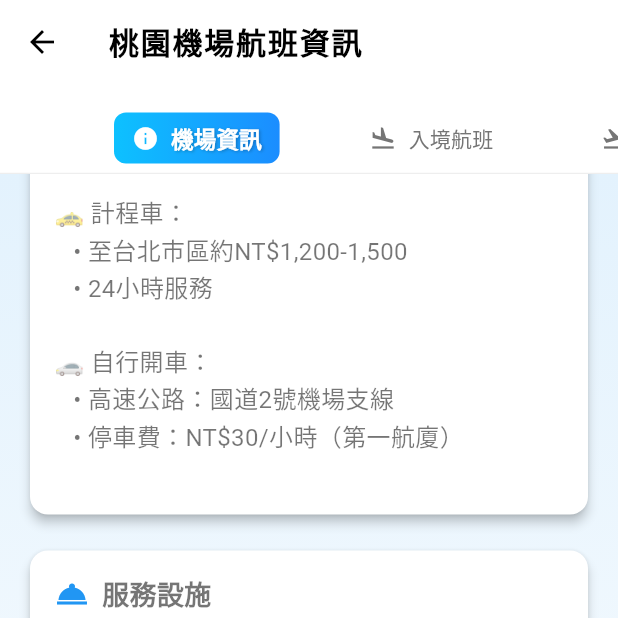
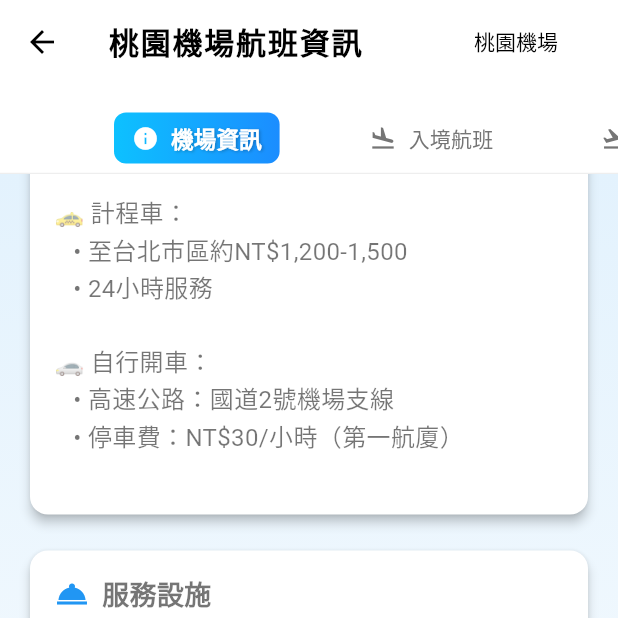
Before and after one commit to RSMN574/APP, a Flutter app: the Plane screen opened by its route, scrolled down 576 dp, on a phone screen of 412 x 824 dp, the top half of it. Run offline on Flutter 3.47's test engine with Material 3 defaults, Android fonts, the phone set to English and light mode, and no system bars; our stand-ins replace animated_custom_dropdown, animated_list_plus, firebase_analytics, firebase_core, firebase_messaging, flutter_cache_manager and 17 more; missing offline and left inert: android_alarm_manager_plus, com.rsmn574.app, mysql1, mysql_client; accounts and stored records are empty; generated files the repository leaves out were written again; network calls fail; statements that could not run were skipped.

```diff
--- a/lib/plane.dart
+++ b/lib/plane.dart
@@ -27,6 +27,25 @@ class _PlaneState extends State<Plane> {
     {'icon': Icons.security, 'label': '安檢安保'},
     {'icon': Icons.luggage, 'label': '行李服務'},
   ];
+  final List<Map<String, String>> airportList = [
+    {'code': 'TSA', 'name': '松山機場'},
+    {'code': 'KHH', 'name': '高雄機場'},
+    {'code': 'TPE', 'name': '桃園機場'},
+    {'code': 'MFK', 'name': '北竿機場'},
+    {'code': 'LZN', 'name': '南竿機場'},
+    {'code': 'KNH', 'name': '金門機場'},
+    {'code': 'MZG', 'name': '澎湖機場'},
+    {'code': 'RMQ', 'name': '臺中機場'},
+    {'code': 'CYI', 'name': '嘉義機場'},
+    {'code': 'TNN', 'name': '臺南機場'},
+    {'code': 'HUN', 'name': '花蓮機場'},
+    {'code': 'TTT', 'name': '臺東機場'},
+    {'code': 'KYD', 'name': '蘭嶼機場'},
+    {'code': 'GNI', 'name': '綠島機場'},
+  ];
+
+  String selectedAirport = "TPE";
+
 
   @override
   Widget build(BuildContext context) {
@@ -34,13 +53,42 @@ class _PlaneState extends State<Plane> {
       length: tabs.length,
       child: Scaffold(
         appBar: AppBar(
-          title: const Text('桃園機場航班資訊',
-            style: TextStyle(
+          title: Text(
+            '${airportList.firstWhere((a) => a['code'] == selectedAirport)['name']}航班資訊 ',
+            style: const TextStyle(
               fontSize: 20,
               fontWeight: FontWeight.bold,
               letterSpacing: 1.2,
             ),
           ),
+          actions: [
+            Padding(
+              padding: const EdgeInsets.only(right: 16.0),
+              child: DropdownButton<String>(
+                value: selectedAirport, // 例如 'TPE'
+                underline: SizedBox(), // 移除下劃線
+                icon: const Icon(Icons.arrow_drop_down, color: Colors.white),
+                dropdownColor: Colors.white,
+                style: const TextStyle(color: Colors.black, fontSize: 14),
+                items: airportList.map((airport) {
+                  return DropdownMenuItem<String>(
+                    value: airport['code'], // ✅ 只傳代碼
+                    child: Text(airport['name']!), // 顯示機場名稱
+                  );
+                }).toList(),
+                onChanged: (value) {
+                  if (value != null) {
+                    setState(() {
+                      selectedAirport = value;
+
+                     // TODO: 根據選擇的機場刷新 TabBar / 資料
+                    });
+                  }
+                },
+              ),
+            ),
+
+          ],
           bottom: PreferredSize(
             preferredSize: const Size.fromHeight(60),
             child: Container(
@@ -61,7 +109,7 @@ class _PlaneState extends State<Plane> {
                     colors: [startColor, endColor],
                   ),
                 ),
-                indicatorWeight: 0, // 移除預設底線
+                indicatorWeight: 0,
                 indicatorPadding: const EdgeInsets.symmetric(horizontal: 8, vertical: 6),
                 labelColor: Colors.white,
                 unselectedLabelColor: Colors.grey[600],
@@ -69,15 +117,16 @@ class _PlaneState extends State<Plane> {
                   fontSize: 15,
                   fontWeight: FontWeight.w600,
                   shadows: [
-                  Shadow(
-                  color: Colors.black26,
-                  blurRadius: 2,
-                  offset: Offset(1, 1),
-                  ) ],
+                    Shadow(
+                      color: Colors.black26,
+                      blurRadius: 2,
+                      offset: Offset(1, 1),
+                    )
+                  ],
                 ),
                 unselectedLabelStyle: const TextStyle(
-                    fontSize: 14,
-                    fontWeight: FontWeight.normal
+                  fontSize: 14,
+                  fontWeight: FontWeight.normal,
                 ),
                 splashFactory: NoSplash.splashFactory,
                 overlayColor: MaterialStateProperty.all(Colors.transparent),
@@ -85,7 +134,8 @@ class _PlaneState extends State<Plane> {
               ),
             ),
           ),
-        ),
+        )
+        ,
         body: Container(
           decoration: BoxDecoration(
             gradient: LinearGradient(
@@ -149,7 +199,7 @@ class _PlaneState extends State<Plane> {
   }
   Widget _buildArrivalTab() {
     return FutureBuilder<List<dynamic>>(
-      future: getAirportFIDSArrival(),
+      future: getAirportFIDSArrival(selectedAirport),
       builder: (context, snapshot) {
         return _buildFlightList(snapshot, 'Arrival');
       },
@@ -324,7 +374,7 @@ class _PlaneState extends State<Plane> {
   }
   Widget _buildDepartureTab() {
     return FutureBuilder<List<dynamic>>(
-      future: getAirportFIDSDeparture(),
+      future: getAirportFIDSDeparture(selectedAirport),
       builder: (context, snapshot) {
         return _buildFlightList(snapshot, 'Departure');
       },
```
Also changed, not shown: lib/database/flight/getFlight.dart (+20 -6 lines), lib/pages/bus_time.dart (+56 -61 lines), lib/pages/nearStop.dart (+33 -2 lines).
